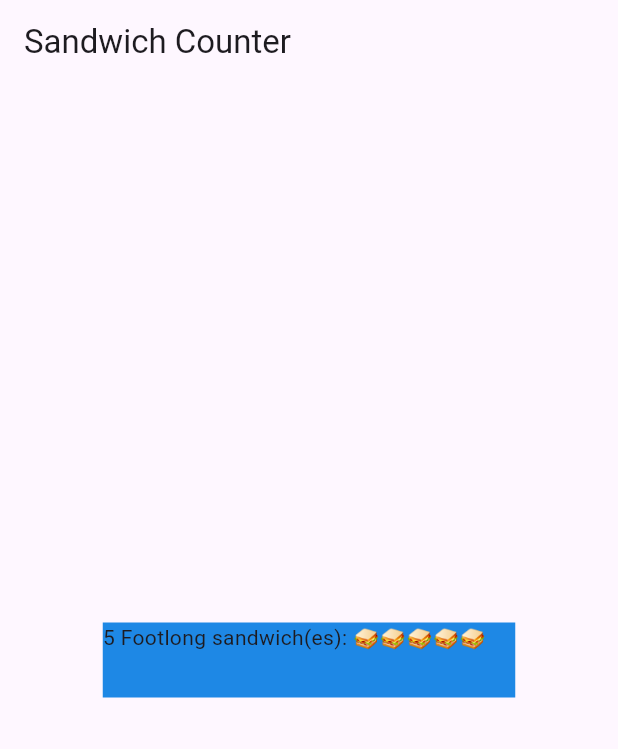
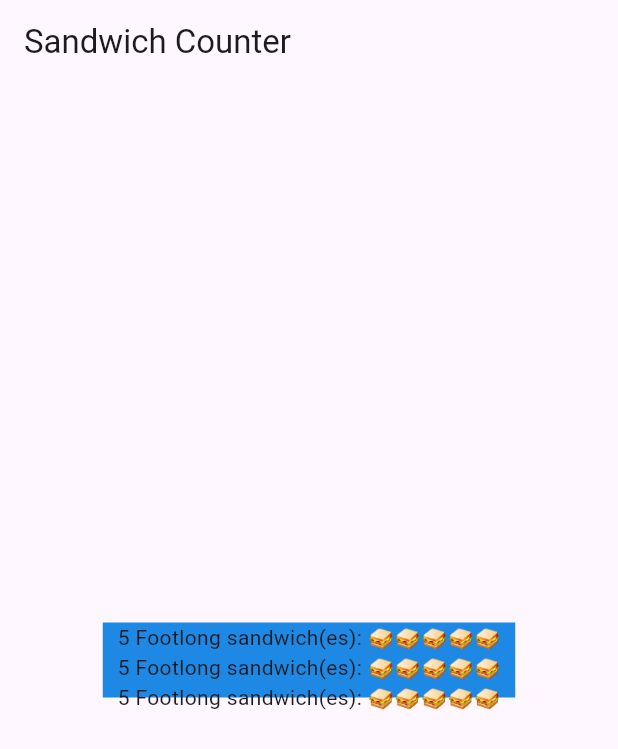
Before and after one commit to ojmanley/sandwich_shop, a Flutter app: the screen it shows after launch, on a phone screen of 412 x 824 dp. Shown: the top 749 px of the screen. Run offline on Flutter 3.47's test engine with Material 3 defaults, Android fonts, the phone set to English and light mode, and no system bars.

Commit message:
created column

```diff
--- a/lib/main.dart
+++ b/lib/main.dart
@@ -19,7 +19,13 @@ class App extends StatelessWidget {
             color: Colors.blue[600],
             width: 275,
             height: 50,
-            child: OrderItemDisplay(5, 'Footlong'),
+            child: const Column(
+              children: [
+                OrderItemDisplay(5, 'Footlong'),
+                OrderItemDisplay(5, 'Footlong'),
+                OrderItemDisplay(5, 'Footlong'),
+              ],
+            ),
           ),
         ),
       ),
@@ -120,7 +126,7 @@ class _MyHomePageState extends State<MyHomePage> {
         // the App.build method, and use it to set our appbar title.
         title: Text(widget.title),
       ),
-      body: Center(
+      body: const Center(
         // Center is a layout widget. It takes a single child and positions it
         // in the middle of the parent.
         child: Column(
@@ -139,7 +145,7 @@ class _MyHomePageState extends State<MyHomePage> {
           // wireframe for each widget.
           mainAxisAlignment: MainAxisAlignment.center,
           children: <Widget>[
-            const Text('welcome to my shop!'),
+            Text('welcome to my shop!'),
           ],
         ),
       ),
```
